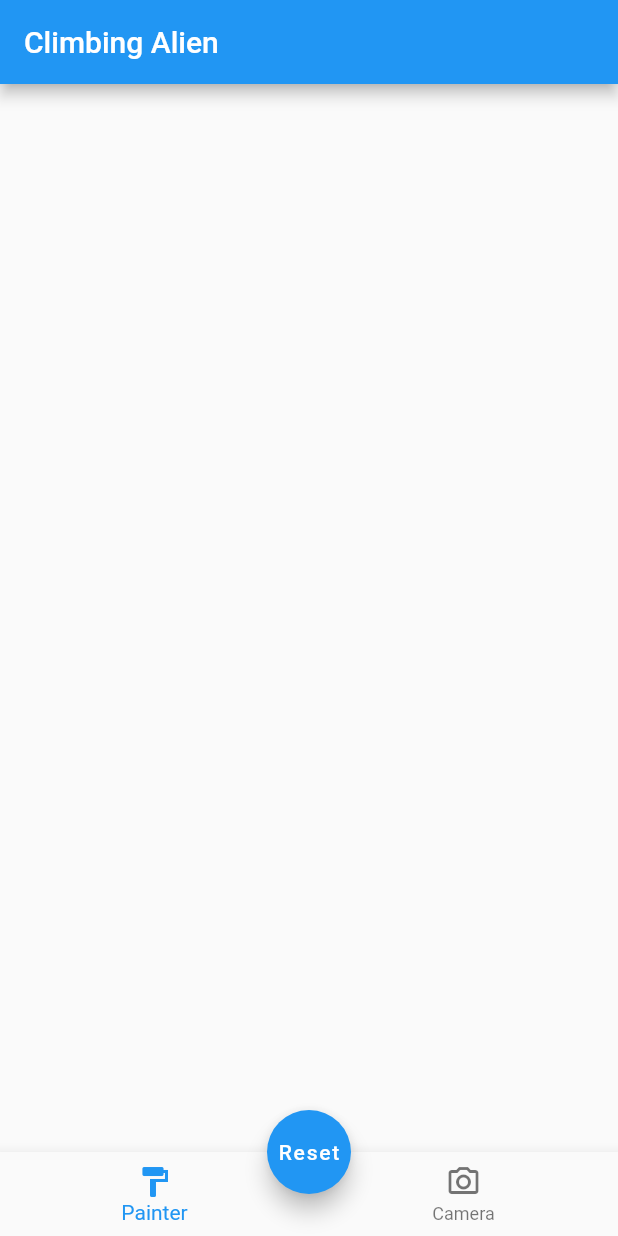
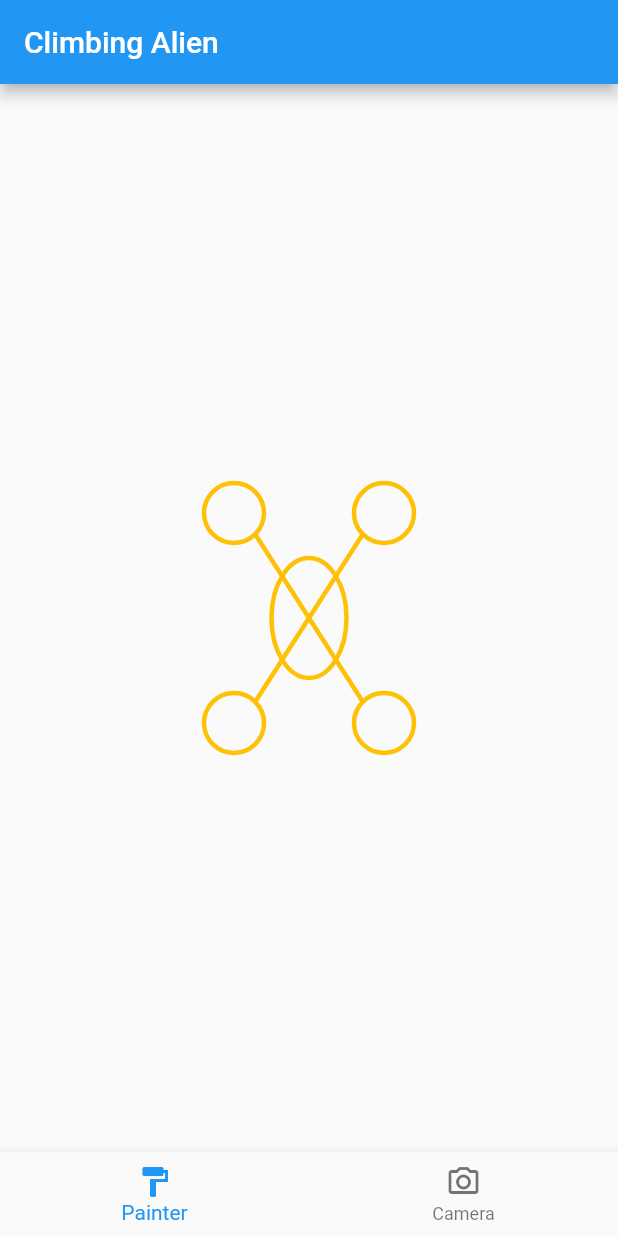
Before and after one commit to lectary/ClimbingAlien, a Flutter app: the screen it shows after launch, on a phone screen of 412 x 824 dp. Run offline on Flutter 3.47's test engine with Material 2 defaults, Android fonts, the phone set to English and light mode, and no system bars; our stand-ins replace camera.

Commit message:
Making climax limbs selectable by tapping
- Refactoring and cleaning home screen widget
- Splitting climax painter into climax state and painter widget:
    + State widget defines limbs as corresponding rectangles and manages tapping
    + Painter widget just draws the limbs

```diff
--- a/lib/views/home_screen.dart
+++ b/lib/views/home_screen.dart
@@ -1,8 +1,8 @@
 import 'dart:io';
 
 import 'package:climbing_alien/viewmodels/image_view_model.dart';
-import 'package:climbing_alien/views/climbing_alien_painter.dart';
 import 'package:climbing_alien/widgets/camera_widget.dart';
+import 'package:climbing_alien/widgets/climax/climax.dart';
 import 'package:flutter/cupertino.dart';
 import 'package:flutter/material.dart';
 import 'package:provider/provider.dart';
@@ -10,19 +10,24 @@ import 'package:provider/provider.dart';
 class HomeScreen extends StatefulWidget {
   static const routeName = "/";
 
+  HomeScreen({Key key}) : super(key: key);
+
   @override
   _HomeScreenState createState() => _HomeScreenState();
 }
 
 class _HomeScreenState extends State<HomeScreen> {
-  Offset tapPoint;
-  List<CustomPaint> painters = [];
   ImageViewModel model;
-  int _selectedIndex = 0;
+  int _selectedWidgetIndex = 0;
   String backgroundImagePath;
+
+  Offset climaxPosition = Offset.zero;
 
   @override
   Widget build(BuildContext context) {
+    final size = MediaQuery.of(context).size;
+    climaxPosition = Offset(size.width / 2, size.height / 2 - kToolbarHeight);
+
     backgroundImagePath = context.select((ImageViewModel model) => model.currentImagePath);
     List<Widget> _widgetOptions = [
       _buildPainterWidget(), CameraWidget()
@@ -31,16 +36,16 @@ class _HomeScreenState extends State<HomeScreen> {
       appBar: AppBar(
         title: Text("Climbing Alien"),
       ),
-      body: _widgetOptions.elementAt(_selectedIndex),
-      floatingActionButtonLocation: FloatingActionButtonLocation.miniCenterDocked,
-      floatingActionButton: FloatingActionButton(
-        heroTag: "fab_reset",
-        child: Text("Reset"),
-        onPressed: () => setState(() => painters = []),
-      ),
+      body: _widgetOptions.elementAt(_selectedWidgetIndex),
+      // floatingActionButtonLocation: FloatingActionButtonLocation.miniCenterDocked,
+      // floatingActionButton: FloatingActionButton(
+      //   heroTag: "fab_reset",
+      //   child: Text("Reset"),
+      //   onPressed: () => setState(() => painters = []),
+      // ),
       bottomNavigationBar: BottomNavigationBar(
-        currentIndex: _selectedIndex,
-        onTap: (index) => setState(() => _selectedIndex = index),
+        currentIndex: _selectedWidgetIndex,
+        onTap: (index) => setState(() => _selectedWidgetIndex = index),
         items: [
           BottomNavigationBarItem(
             label: "Painter",
@@ -54,25 +59,14 @@ class _HomeScreenState extends State<HomeScreen> {
   }
 
   Widget _buildPainterWidget() {
-    return GestureDetector(
-      behavior: HitTestBehavior.opaque,
-      onTapDown: (tapDownDetails) {
-        setState(() {
-          tapPoint = tapDownDetails.localPosition;
-          final paint = CustomPaint(
-            painter: ClimbingAlienPainter(position: tapPoint),
-            child: Center(child: Container()),
-          );
-          painters.add(paint);
-        });
-      },
-      child: Stack(
-        fit: StackFit.expand,
-        children: [
-          _buildBackgroundImage(),
-          ...painters,
-        ],
-      ),
+    return Stack(
+      fit: StackFit.expand,
+      children: [
+        _buildBackgroundImage(),
+        Climax(
+          position: climaxPosition,
+        ),
+      ],
     );
   }
 
--- /dev/null
+++ b/lib/widgets/climax/climax.dart
@@ -0,0 +1,59 @@
+
+import 'dart:developer';
+
+import 'package:climbing_alien/widgets/climax/climax_painter.dart';
+import 'package:flutter/cupertino.dart';
+import 'package:flutter/foundation.dart';
+import 'package:flutter/material.dart';
+
+enum ClimaxLimb {
+  LEFT_ARM,
+  RIGHT_ARM,
+  LEFT_FOOT,
+  RIGHT_FOOT,
+}
+
+class Climax extends StatefulWidget {
+  final Offset position;
+
+  Climax({this.position, Key key}) : super(key: key);
+
+  @override
+  _ClimaxState createState() => _ClimaxState();
+}
+
+class _ClimaxState extends State<Climax> {
+  Rect bodyRect;
+  Rect leftArmRect;
+  Rect rightArmRect;
+  Rect leftLegRect;
+  Rect rightLegRect;
+
+  int selectedIndex = -1;
+
+  @override
+  Widget build(BuildContext context) {
+    final radius = 20.0;
+    bodyRect = Rect.fromCenter(center: widget.position, width: 50, height: 80);
+    leftArmRect = Rect.fromCircle(center: widget.position + Offset(-50, -70), radius: radius);
+    rightArmRect = Rect.fromCircle(center: widget.position + Offset(50, -70), radius: radius);
+    leftLegRect = Rect.fromCircle(center: widget.position + Offset(-50, 70), radius: radius);
+    rightLegRect = Rect.fromCircle(center: widget.position + Offset(50, 70), radius: radius);
+    final limbs = [bodyRect, leftArmRect, rightArmRect, leftLegRect, rightLegRect];
+
+    return GestureDetector(
+      onTapDown: (details) {
+        RenderBox box = context.findRenderObject();
+        final offset = box.globalToLocal(details.globalPosition);
+        setState(() {
+          selectedIndex = limbs.lastIndexWhere((limb) => limb.contains(offset));
+          log("Index: $selectedIndex");
+        });
+      },
+      child: CustomPaint(
+        // painter: ClimaxPainter(body: bodyRect, leftArm: leftArmRect, rightArm: rightArmRect, leftLeg: leftLegRect, rightLeg: rightLegRect, selectedIndex),
+        painter: ClimaxPainter(limbs: limbs, selectedIndex: selectedIndex),
+      ),
+    );
+  }
+}
```
Also changed, not shown: lib/views/climbing_alien_painter.dart (deleted, +0 -53 lines), lib/widgets/climax/climax_painter.dart (added, +54 -0 lines).
